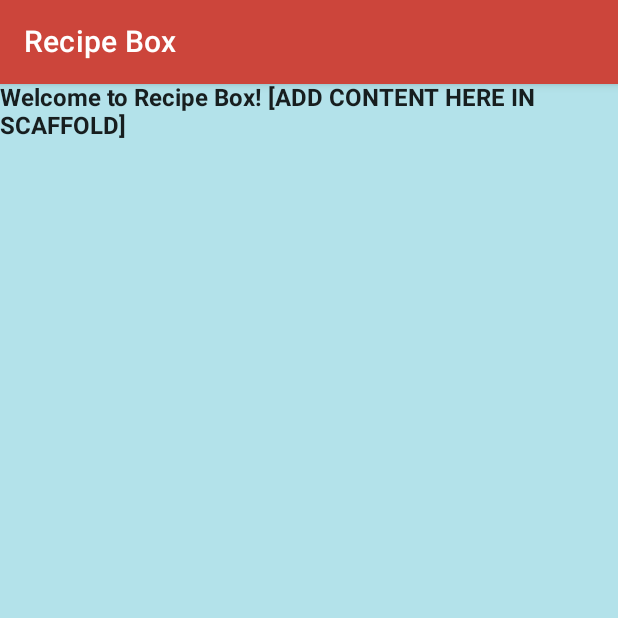
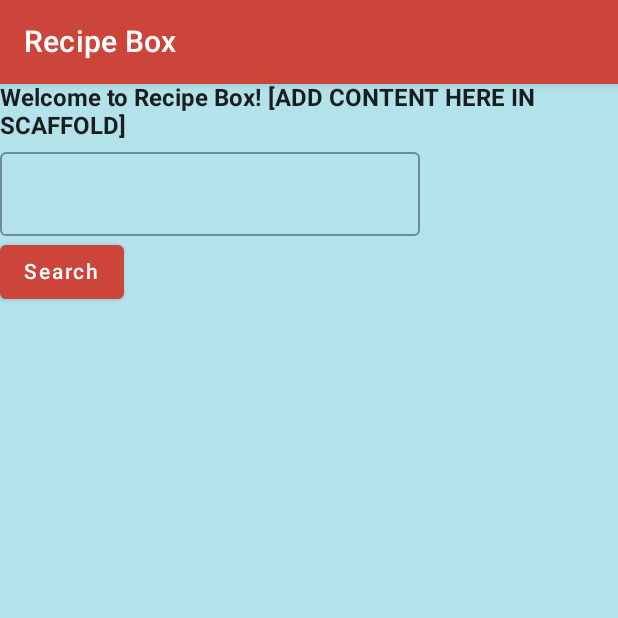
Before and after one commit to bolandmj/RecipeBox, an Android app built with Jetpack Compose: the screen it shows after launch (MainActivity), on a phone screen of 412 x 824 dp, the top half of it. Run offline under Robolectric (Android 15) with nearby library versions, the phone set to English and light mode, and no system bars.

Commit message:
Added Search Bar

```diff
--- a/app2/src/main/java/com/example/recipebox/MainActivity.kt
+++ b/app2/src/main/java/com/example/recipebox/MainActivity.kt
@@ -1,15 +1,19 @@
 package com.example.recipebox
 
 import android.os.Bundle
+import android.widget.Toast
 import androidx.activity.ComponentActivity
 import androidx.activity.compose.setContent
 import androidx.compose.foundation.layout.Column
 import androidx.compose.foundation.layout.fillMaxSize
 import androidx.compose.foundation.layout.padding
 import androidx.compose.material.*
-import androidx.compose.runtime.Composable
+import androidx.compose.runtime.*
 import androidx.compose.ui.Modifier
+import androidx.compose.ui.platform.LocalContext
+import androidx.compose.ui.res.stringResource
 import androidx.compose.ui.tooling.preview.Preview
+import com.example.recipebox.Scaffold
 import com.example.recipebox.ui.theme.RecipeBoxTheme
 
 class MainActivity : ComponentActivity() {
@@ -33,6 +37,8 @@ class MainActivity : ComponentActivity() {
 
 @Composable
 fun Scaffold() {
+    var recipeName by remember { mutableStateOf("")}
+    val context = LocalContext.current
     val scaffoldState = rememberScaffoldState(rememberDrawerState(DrawerValue.Closed))
     Scaffold(
         scaffoldState = scaffoldState,
@@ -40,7 +46,20 @@ fun Scaffold() {
         content = { padding ->
             Column(modifier = Modifier
                 .padding(padding)) {
-                Text("Welcome to Recipe Box! [ADD CONTENT HERE IN SCAFFOLD]") }
+                Text("Welcome to Recipe Box! [ADD CONTENT HERE IN SCAFFOLD]")
+                OutlinedTextField(
+                    value = recipeName,
+                    onValueChange = { recipeName = it },
+                    label = { Text(stringResource(R.string.recipeName)) }
+                )
+                Button(
+                    onClick = {
+                        Toast.makeText(context, "$recipeName", Toast.LENGTH_LONG).show()
+                    }
+                ) {
+                    Text(text = "Search")
+                }
+            }
         },
     )
 }
--- a/app2/src/main/res/values/strings.xml
+++ b/app2/src/main/res/values/strings.xml
@@ -1,3 +1,4 @@
 <resources>
     <string name="app_name">RecipeBox</string>
+    <string name="recipeName" />
 </resources>
```
